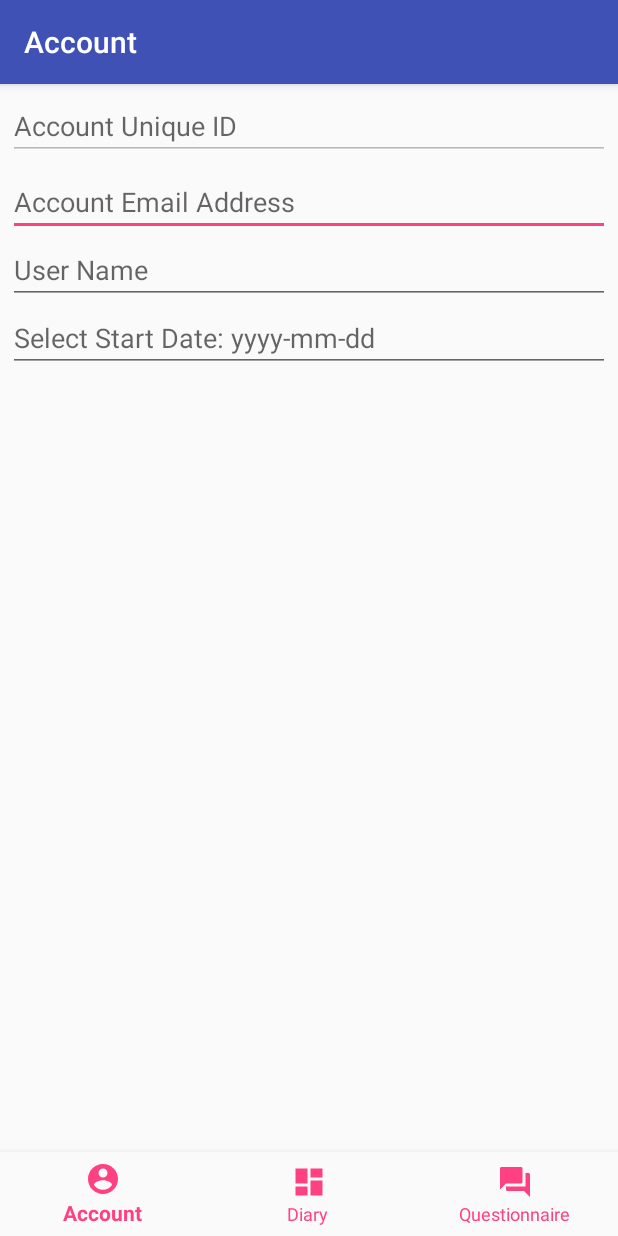
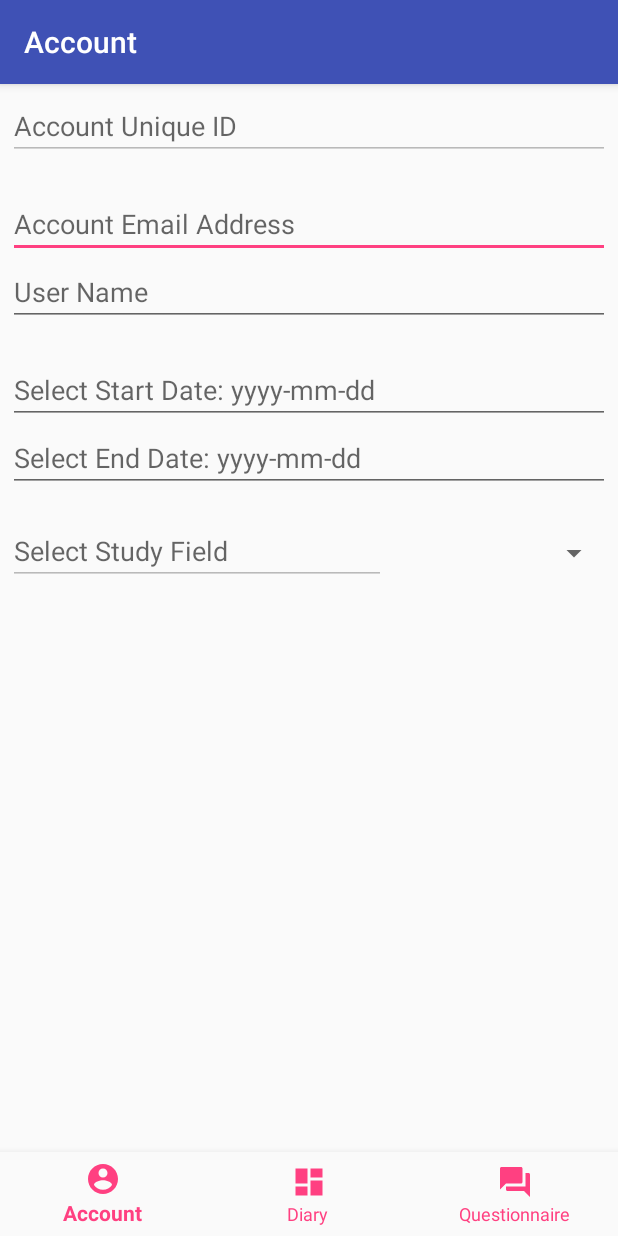
Before and after one commit to LennyDuan/DjangoDev, an Android app: the AccountActivities screen opened directly, with no data from a screen before it, on a phone screen of 412 x 824 dp. Run offline under Robolectric (Android 15) with nearby library versions, the phone set to English and light mode, and no system bars.

Commit message:
finish date picker

```diff
--- a/Android-Kotlin/StudyResearchApp/app/src/main/java/com/example/lenny/studyresearchapp/Component/DateSettings.kt
+++ b/Android-Kotlin/StudyResearchApp/app/src/main/java/com/example/lenny/studyresearchapp/Component/DateSettings.kt
@@ -2,7 +2,11 @@ package com.example.lenny.studyresearchapp.Component
 
 import android.app.DatePickerDialog
 import android.content.Context
+import android.support.design.widget.TextInputEditText
+import android.view.View
 import android.widget.DatePicker
+import android.widget.EditText
+import com.example.lenny.studyresearchapp.R
 import com.example.lenny.studyresearchapp.common.OutputUtil
 
 /**
@@ -15,7 +19,7 @@ class DateSettings : DatePickerDialog.OnDateSetListener {
         this.context = context
     }
     override fun onDateSet(p0: DatePicker?, year: Int, month: Int, day: Int){
-        return OutputUtil.toast(context,"$year-$month-$day")
+        OutputUtil.toast(context,"$year-$month-$day")
     }
 
 }
--- a/Android-Kotlin/StudyResearchApp/app/src/main/java/com/example/lenny/studyresearchapp/ui/AccountActivities.kt
+++ b/Android-Kotlin/StudyResearchApp/app/src/main/java/com/example/lenny/studyresearchapp/ui/AccountActivities.kt
@@ -1,33 +1,30 @@
 package com.example.lenny.studyresearchapp
 
+import android.app.DatePickerDialog
+import android.content.Context
 import android.content.Intent
 import android.os.Bundle
 import android.support.design.widget.BottomNavigationView
+import android.support.design.widget.TextInputEditText
 import android.support.v7.app.AppCompatActivity
-import android.view.View
-import com.example.lenny.studyresearchapp.Component.Dialoghandler
-import com.example.lenny.studyresearchapp.common.OutputUtil
+import android.view.inputmethod.InputMethodManager
 import com.example.lenny.studyresearchapp.common.OutputUtil.toast
-import com.example.lenny.studyresearchapp.common.SystemUtil
 import kotlinx.android.synthetic.main.activity_account_activities.*
+import java.util.*
 
 class AccountActivities : AppCompatActivity() {
+
+    private var mDateStartSetListener : DatePickerDialog.OnDateSetListener? = null
+    private var mDateEndSetListener : DatePickerDialog.OnDateSetListener? = null
 
     override fun onCreate(savedInstanceState: Bundle?) {
         super.onCreate(savedInstanceState)
         setContentView(R.layout.activity_account_activities)
         navigation.setOnNavigationItemSelectedListener(mOnNavigationItemSelectedListener)
-
-        toast(this, SystemUtil.ANDROID_ID(this))
-        account_start_date.setOnClickListener(){
-            showStartDateDialig()
-        }
+        dateStartPickerInit(account_start_date)
+        dateEndPickerInit(account_end_date)
     }
 
-    fun showStartDateDialig() {
-        val dialogHandler : Dialoghandler = Dialoghandler()
-        dialogHandler.show(supportFragmentManager, "DatePicker")
-    }
 
     // Navigation Item Change Activities
     private val mOnNavigationItemSelectedListener = BottomNavigationView.OnNavigationItemSelectedListener { item ->
@@ -46,4 +43,54 @@ class AccountActivities : AppCompatActivity() {
         }
         false
     }
+
+    // Date Start picker
+    private fun dateStartPickerInit(editView : TextInputEditText) {
+        mDateStartSetListener = DatePickerDialog.OnDateSetListener { _, year, month, day ->
+            val date: String = "$year-$month-$day"
+            editView.setText(date)
+            hideSoftKeyboard()
+        }
+
+            editView.setOnClickListener {
+            val calendar = Calendar.getInstance()
+            val year = calendar.get(Calendar.YEAR)
+            val month = calendar.get(Calendar.MONTH)
+            val day = calendar.get(Calendar.DAY_OF_MONTH)
+
+            val dialog = DatePickerDialog(
+                    this@AccountActivities, android.R.style.Theme_DeviceDefault_Light_Dialog,
+                    mDateStartSetListener, year, month, day
+            )
+            dialog.show()
+        }
+    }
+    // Date End picker
+    private fun dateEndPickerInit(editView : TextInputEditText) {
+        mDateEndSetListener = DatePickerDialog.OnDateSetListener { _, year, month, day ->
+            val date : String = "$year-$month-$day"
+            editView.setText(date)
+            hideSoftKeyboard()
+        }
+
+        editView.setOnClickListener {
+            val calendar = Calendar.getInstance()
+            val year = calendar.get(Calendar.YEAR)
+            val month = calendar.get(Calendar.MONTH)
+            val day = calendar.get(Calendar.DAY_OF_MONTH)
+
+            val dialog = DatePickerDialog(
+                    this@AccountActivities, android.R.style.Theme_DeviceDefault_Light_Dialog,
+                    mDateEndSetListener, year, month, day
+            )
+            dialog.show()
+        }
+    }
+
+    fun hideSoftKeyboard() {
+        if (currentFocus != null) {
+            val inputMethodManager = getSystemService(Context.INPUT_METHOD_SERVICE) as InputMethodManager
+            inputMethodManager.hideSoftInputFromWindow(currentFocus.windowToken, 0)
+        }
+    }
 }
--- a/Android-Kotlin/StudyResearchApp/app/src/main/res/layout/activity_account_activities.xml
+++ b/Android-Kotlin/StudyResearchApp/app/src/main/res/layout/activity_account_activities.xml
@@ -12,56 +12,100 @@
         android:layout_width="0dp"
         android:layout_height="wrap_content"
         android:layout_margin="5dp"
+        android:layout_marginEnd="5dp"
+        android:layout_marginStart="5dp"
         android:enabled="false"
         android:hint="@string/account_unique_id"
         app:layout_constraintEnd_toEndOf="parent"
-        app:layout_constraintTop_toTopOf="parent"
         app:layout_constraintStart_toStartOf="parent"
-        android:layout_marginStart="5dp"
-        android:layout_marginEnd="5dp" />
+        app:layout_constraintTop_toTopOf="parent" />
 
     <android.support.design.widget.TextInputEditText
         android:id="@+id/account_address"
         android:layout_width="0dp"
         android:layout_height="wrap_content"
-        android:layout_margin="5dp"
+        android:layout_marginEnd="5dp"
+        android:layout_marginStart="5dp"
+        android:layout_marginTop="20dp"
         android:hint="@string/account_address"
-        tools:layout_editor_absoluteY="46dp"
-        tools:layout_editor_absoluteX="16dp"
-        app:layout_constraintTop_toBottomOf="@+id/account_id"
+        android:inputType="textEmailAddress"
         app:layout_constraintEnd_toEndOf="parent"
         app:layout_constraintStart_toStartOf="parent"
-        android:layout_marginStart="5dp"
-        android:layout_marginEnd="5dp"
-        android:inputType="textEmailAddress"/>
+        app:layout_constraintTop_toBottomOf="@+id/account_id"
+        tools:layout_editor_absoluteX="16dp"
+        tools:layout_editor_absoluteY="46dp" />
 
     <android.support.design.widget.TextInputEditText
         android:id="@+id/account_username"
         android:layout_width="0dp"
         android:layout_height="wrap_content"
+        android:layout_marginEnd="5dp"
+        android:layout_marginStart="5dp"
         android:hint="@string/account_user_name"
-        tools:layout_editor_absoluteY="102dp"
-        tools:layout_editor_absoluteX="16dp"
-        app:layout_constraintTop_toBottomOf="@+id/account_address"
+        android:inputType="textPersonName"
         app:layout_constraintEnd_toEndOf="parent"
         app:layout_constraintStart_toStartOf="parent"
-        android:layout_marginStart="5dp"
-        android:layout_marginEnd="5dp"
-        android:inputType="textPersonName"/>
+        app:layout_constraintTop_toBottomOf="@+id/account_address"
+        tools:layout_editor_absoluteX="16dp"
+        tools:layout_editor_absoluteY="102dp" />
 
     <android.support.design.widget.TextInputEditText
         android:id="@+id/account_start_date"
         android:layout_width="0dp"
         android:layout_height="wrap_content"
+        android:layout_marginEnd="5dp"
+        android:layout_marginStart="5dp"
+        android:layout_marginTop="20dp"
         android:hint="@string/account_start_date"
-        tools:layout_editor_absoluteY="102dp"
-        tools:layout_editor_absoluteX="16dp"
-        app:layout_constraintTop_toBottomOf="@+id/account_username"
+        android:inputType="date"
         app:layout_constraintEnd_toEndOf="parent"
         app:layout_constraintStart_toStartOf="parent"
+        app:layout_constraintTop_toBottomOf="@+id/account_username"
+        tools:layout_editor_absoluteX="16dp"
+        tools:layout_editor_absoluteY="102dp" />
+
+    <android.support.design.widget.TextInputEditText
+
+        android:id="@+id/account_end_date"
+        android:layout_width="0dp"
+        android:layout_height="wrap_content"
+        android:layout_marginEnd="5dp"
         android:layout_marginStart="5dp"
+        android:hint="@string/account_end_date"
+        android:inputType="date"
+        app:layout_constraintEnd_toEndOf="parent"
+        app:layout_constraintStart_toStartOf="parent"
+        app:layout_constraintTop_toBottomOf="@+id/account_start_date"
+        tools:layout_editor_absoluteX="16dp"
+        tools:layout_editor_absoluteY="102dp" />
+
+    <android.support.design.widget.TextInputEditText
+        android:id="@+id/account_study_text"
+        android:layout_width="0dp"
+        android:layout_height="42dp"
         android:layout_marginEnd="5dp"
-        android:inputType="date" />
+        android:layout_marginStart="5dp"
+        android:layout_marginTop="20dp"
+        android:enabled="false"
+        android:hint="@string/account_study_field"
+        app:layout_constraintBottom_toBottomOf="@+id/account_study_spinner"
+        app:layout_constraintEnd_toStartOf="@+id/account_study_spinner"
+        app:layout_constraintHorizontal_bias="0.0"
+        app:layout_constraintStart_toStartOf="parent"
+        app:layout_constraintTop_toTopOf="@+id/account_study_spinner"
+        app:layout_constraintVertical_bias="1.0" />
+
+    <Spinner
+        android:id="@+id/account_study_spinner"
+        android:layout_width="144dp"
+        android:layout_height="42dp"
+        android:layout_marginEnd="5dp"
+        android:layout_marginTop="20dp"
+        android:theme="@style/Widget.AppCompat.Spinner.DropDown.ActionBar"
+        app:layout_constraintEnd_toEndOf="parent"
+        app:layout_constraintTop_toBottomOf="@+id/account_end_date"
+        tools:layout_editor_absoluteX="235dp"
+        tools:layout_editor_absoluteY="280dp"/>
 
     <android.support.design.widget.BottomNavigationView
         android:id="@+id/navigation"
@@ -70,12 +114,11 @@
         android:layout_marginEnd="0dp"
         android:layout_marginStart="0dp"
         android:background="?android:attr/windowBackground"
+        app:itemIconTint="@color/colorAccent"
+        app:itemTextColor="@color/colorAccent"
         app:layout_constraintBottom_toBottomOf="parent"
         app:layout_constraintLeft_toLeftOf="parent"
         app:layout_constraintRight_toRightOf="parent"
-        app:itemTextColor="@color/colorAccent"
-        app:itemIconTint="@color/colorAccent"
-        app:menu="@menu/navigation"
-        />
+        app:menu="@menu/navigation" />
 
 </android.support.constraint.ConstraintLayout>
--- a/Android-Kotlin/StudyResearchApp/app/src/main/res/values/strings.xml
+++ b/Android-Kotlin/StudyResearchApp/app/src/main/res/values/strings.xml
@@ -10,4 +10,6 @@
     <string name="account_address">Account Email Address</string>
     <string name="account_user_name">User Name</string>
     <string name="account_start_date">Select Start Date: yyyy-mm-dd</string>
+    <string name="account_end_date">Select End Date: yyyy-mm-dd</string>
+    <string name="account_study_field">Select Study Field</string>
 </resources>
```
